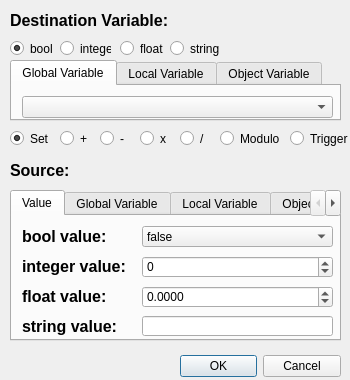
The window that MapEditor/UI/CommandChangeVariable.ui (seem-sky/Simple2D-Engine) describes before a commit, drawn with Qt 5.
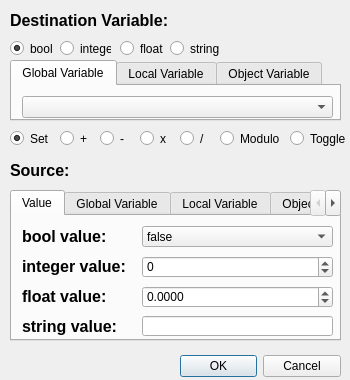
The same window after the commit.

Diff of the .ui file:
```diff
--- a/MapEditor/UI/CommandChangeVariable.ui
+++ b/MapEditor/UI/CommandChangeVariable.ui
@@ -193,7 +193,7 @@
      </rect>
     </property>
     <property name="text">
-     <string>Trigger</string>
+     <string>Toggle</string>
     </property>
    </widget>
    <widget class="QRadioButton" name="m_pSet">
```
Left out of the diff: 32 changed lines with no effect on the pictures.
